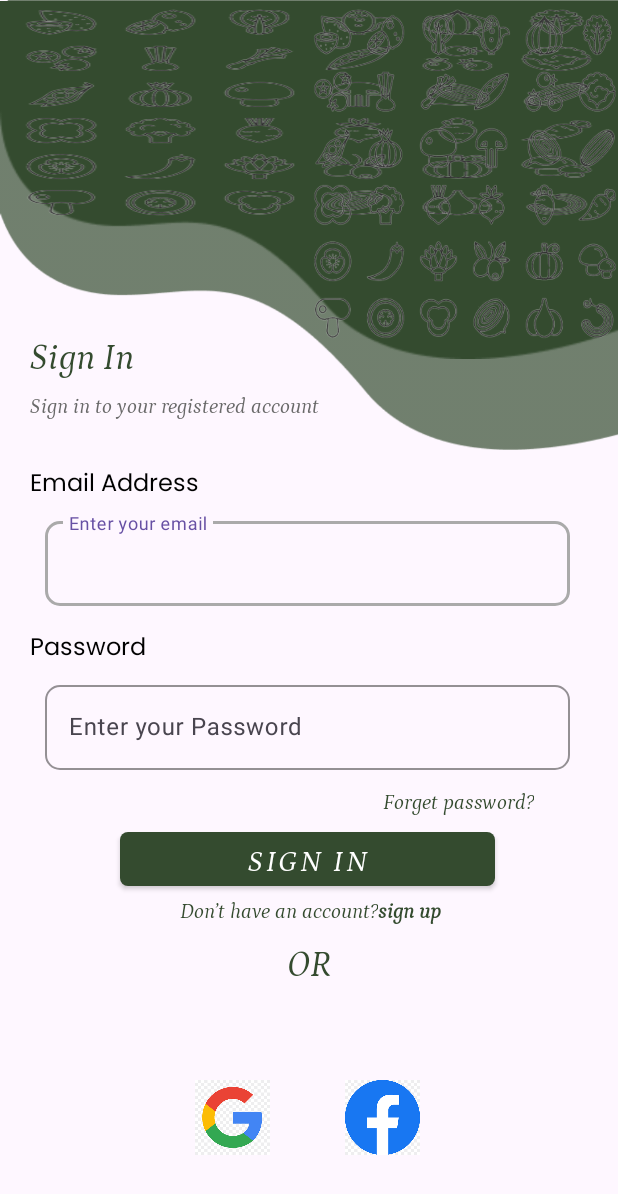
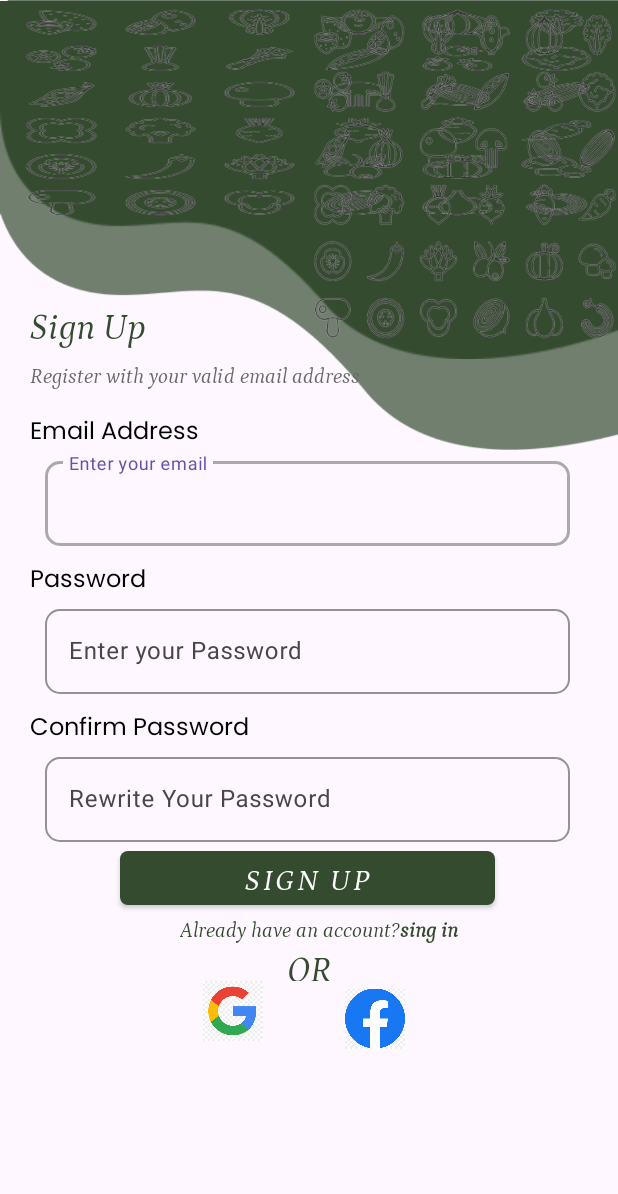
Before and after one commit to AMIRAMOHMED/DailyDash, an Android app: the screen it shows after launch (LoginActivity before the commit, SignUp after it), on a phone screen of 412 x 824 dp. Shown: the top 1194 px of the screen. Run offline under Robolectric (Android 15) with nearby library versions, the phone set to English and light mode, and no system bars.

Commit message:
finish ui of sign up screen

```diff
--- /dev/null
+++ b/app/src/main/java/com/example/dailydash/views/SignUp.java
@@ -0,0 +1,26 @@
+package com.example.dailydash.views;
+
+import android.os.Bundle;
+
+import androidx.activity.EdgeToEdge;
+import androidx.appcompat.app.AppCompatActivity;
+import androidx.core.graphics.Insets;
+import androidx.core.view.ViewCompat;
+import androidx.core.view.WindowInsetsCompat;
+
+import com.example.dailydash.R;
+
+public class SignUp extends AppCompatActivity {
+
+    @Override
+    protected void onCreate(Bundle savedInstanceState) {
+        super.onCreate(savedInstanceState);
+        EdgeToEdge.enable(this);
+        setContentView(R.layout.activity_sign_up);
+        ViewCompat.setOnApplyWindowInsetsListener(findViewById(R.id.main), (v, insets) -> {
+            Insets systemBars = insets.getInsets(WindowInsetsCompat.Type.systemBars());
+            v.setPadding(systemBars.left, systemBars.top, systemBars.right, systemBars.bottom);
+            return insets;
+        });
+    }
+}
--- a/app/src/main/java/com/example/dailydash/views/SplashScreen.java
+++ b/app/src/main/java/com/example/dailydash/views/SplashScreen.java
@@ -22,12 +22,12 @@ public class SplashScreen extends AppCompatActivity {
         runnable = new Runnable() {
             @Override
             public void run() {
-                Intent intent = new Intent(SplashScreen.this, LoginActivity.class);
+                Intent intent = new Intent(SplashScreen.this, SignUp.class);
                 startActivity(intent);
                 finish();
             }
         };
-        handler.postDelayed(runnable, 3000); // 3-second delay before moving to MainActivity
+        handler.postDelayed(runnable, 3000);
     }
 
     @Override
--- a/app/src/main/res/layout/activity_main.xml
+++ b/app/src/main/res/layout/activity_main.xml
@@ -7,6 +7,8 @@
     android:layout_height="match_parent"
     app:layoutDescription="@xml/activity_main_scene"
     tools:context=".views.LoginActivity" >
+
+
 
     <ImageView
         android:id="@+id/imageView"
@@ -37,7 +39,7 @@
     <TextView
         android:id="@+id/textView2"
         android:layout_marginStart="20dp"
-        android:layout_marginTop="220dp"
+        android:layout_marginTop="200dp"
         android:fontFamily="@font/petrona"
 
         android:textSize="24sp"
@@ -50,7 +52,7 @@
         android:fontFamily="@font/petrona"
 
         android:layout_marginStart="20dp"
-        android:layout_marginTop="260dp"
+        android:layout_marginTop="240dp"
         android:textSize="14sp"
 
         android:textColor="@color/primaryColor"
@@ -62,7 +64,7 @@
     <LinearLayout
         android:layout_width="match_parent"
         android:layout_height="match_parent"
-        android:layout_marginTop="300dp"
+        android:layout_marginTop="265dp"
         android:orientation="vertical">
 
         <TextView
@@ -218,7 +220,7 @@
             <ImageView
                 android:id="@+id/imageView6"
                 android:layout_width="50dp"
-                android:layout_height="wrap_content"
+                android:layout_height="50dp"
                 android:layout_marginStart="130dp"
                 android:clickable="true"
                 android:focusable="true"
@@ -227,7 +229,7 @@
             <ImageView
                 android:id="@+id/imageView5"
                 android:layout_width="50dp"
-                android:layout_height="wrap_content"
+                android:layout_height="50dp"
                 android:layout_marginStart="50dp"
                 android:clickable="true"
                 android:focusable="true"
@@ -236,4 +238,5 @@
 
     </LinearLayout>
 
+
 </FrameLayout>
--- /dev/null
+++ b/app/src/main/res/layout/activity_sign_up.xml
@@ -0,0 +1,255 @@
+<?xml version="1.0" encoding="utf-8"?>
+<FrameLayout xmlns:android="http://schemas.android.com/apk/res/android"
+    xmlns:app="http://schemas.android.com/apk/res-auto"
+    xmlns:tools="http://schemas.android.com/tools"
+    android:id="@+id/main"
+    android:layout_width="match_parent"
+    android:layout_height="match_parent"
+    tools:context=".views.SignUp">
+
+
+<ImageView
+    android:id="@+id/imageView"
+    android:layout_width="486dp"
+    android:layout_height="300dp"
+    app:srcCompat="@drawable/siginupbackground2" />
+
+<ImageView
+    android:id="@+id/imageView2"
+    android:layout_width="match_parent"
+    android:layout_height="240dp"
+    app:srcCompat="@drawable/siginupbackground1" />
+
+<ImageView
+    android:id="@+id/imageView3"
+    android:layout_width="match_parent"
+    android:layout_height="150dp"
+    android:scaleType="fitXY"
+    app:srcCompat="@drawable/siginupbackground3" />
+<ImageView
+    android:id="@+id/imageView4"
+    android:layout_marginStart="200dp"
+    android:layout_width="220dp"
+    android:layout_height="235dp"
+    android:scaleType="fitXY"
+    app:srcCompat="@drawable/siginupbackground3" />
+
+<TextView
+    android:id="@+id/textView2"
+    android:layout_marginStart="20dp"
+    android:layout_marginTop="200dp"
+    android:fontFamily="@font/petrona"
+
+    android:textSize="24sp"
+    android:textColor="@color/darkGreen"
+    android:layout_width="wrap_content"
+    android:layout_height="wrap_content"
+    android:text="@string/sign_up" />
+<TextView
+    android:id="@+id/textView3"
+    android:fontFamily="@font/petrona"
+
+    android:layout_marginStart="20dp"
+    android:layout_marginTop="240dp"
+    android:textSize="14sp"
+
+    android:textColor="@color/primaryColor"
+    android:layout_width="wrap_content"
+    android:layout_height="wrap_content"
+    android:text="@string/register_with_your_valid_email_address" />
+
+
+<LinearLayout
+    android:layout_width="match_parent"
+    android:layout_height="match_parent"
+    android:layout_marginTop="265dp"
+    android:orientation="vertical">
+
+    <TextView
+        android:id="@+id/textView4"
+        android:layout_width="wrap_content"
+        android:layout_height="wrap_content"
+        android:layout_marginStart="20dp"
+        android:layout_marginTop="10dp"
+        android:fontFamily="@font/poppins"
+        android:text="@string/email_address"
+        android:textColor="@color/black"
+        android:textSize="16sp" />
+
+    <com.google.android.material.textfield.TextInputLayout
+        android:layout_width="wrap_content"
+        android:layout_height="wrap_content"
+        android:layout_marginStart="30dp"
+        app:boxBackgroundMode="outline"
+        app:boxCornerRadiusBottomEnd="10dp"
+        app:boxCornerRadiusBottomStart="10dp"
+        app:boxCornerRadiusTopEnd="10dp"
+        app:boxCornerRadiusTopStart="10dp"
+        app:boxStrokeColor="@color/LighterGray"
+        app:boxStrokeWidth="1dp">
+
+        <com.google.android.material.textfield.TextInputEditText
+            android:id="@+id/editTextTextEmailAddress"
+            android:layout_width="350dp"
+            android:layout_height="wrap_content"
+            android:hint="@string/enter_your_email"
+            android:inputType="textEmailAddress"
+            android:textColor="@color/lightGray"
+            android:textSize="16sp" />
+
+
+    </com.google.android.material.textfield.TextInputLayout>
+
+
+    <TextView
+        android:id="@+id/textView5"
+        android:layout_width="wrap_content"
+        android:layout_height="wrap_content"
+        android:layout_marginStart="20dp"
+        android:layout_marginTop="10dp"
+        android:fontFamily="@font/poppins"
+        android:text="@string/password"
+        android:textColor="@color/black"
+        android:textSize="16sp" />
+
+    <com.google.android.material.textfield.TextInputLayout
+        android:layout_width="wrap_content"
+        android:layout_height="wrap_content"
+        android:layout_marginStart="30dp"
+        app:boxBackgroundMode="outline"
+        app:boxCornerRadiusBottomEnd="10dp"
+        app:boxCornerRadiusBottomStart="10dp"
+        app:boxCornerRadiusTopEnd="10dp"
+        app:boxCornerRadiusTopStart="10dp"
+        app:boxStrokeColor="@color/LighterGray"
+        app:boxStrokeWidth="1dp">
+
+        <com.google.android.material.textfield.TextInputEditText
+            android:id="@+id/editTextTextPassword"
+            android:layout_width="350dp"
+            android:layout_height="wrap_content"
+            android:hint="@string/enter_your_password"
+            android:inputType="textPassword"
+            android:textColor="@color/lightGray"
+            android:textSize="16sp" />
+
+
+    </com.google.android.material.textfield.TextInputLayout>
+    <TextView
+        android:id="@+id/textView8"
+        android:layout_width="wrap_content"
+        android:layout_height="wrap_content"
+        android:layout_marginStart="20dp"
+        android:layout_marginTop="10dp"
+        android:fontFamily="@font/poppins"
+        android:text="@string/confirm_password"
+        android:textColor="@color/black"
+        android:textSize="16sp" />
+
+    <com.google.android.material.textfield.TextInputLayout
+        android:layout_width="wrap_content"
+        android:layout_height="wrap_content"
+        android:layout_marginStart="30dp"
+        app:boxBackgroundMode="outline"
+        app:boxCornerRadiusBottomEnd="10dp"
+        app:boxCornerRadiusBottomStart="10dp"
+        app:boxCornerRadiusTopEnd="10dp"
+        app:boxCornerRadiusTopStart="10dp"
+        app:boxStrokeColor="@color/LighterGray"
+        app:boxStrokeWidth="1dp">
+
+        <com.google.android.material.textfield.TextInputEditText
+            android:id="@+id/editTextTextConfirmPassword"
+            android:layout_width="350dp"
+            android:layout_height="wrap_content"
+            android:hint="@string/rewrite_your_password"
+            android:inputType="textPassword"
+            android:textColor="@color/lightGray"
+            android:textSize="16sp" />
+
+
+    </com.google.android.material.textfield.TextInputLayout>
+    <com.google.android.material.button.MaterialButton
+        android:id="@+id/materialButton"
+        style="@style/Widget.MaterialComponents.Button"
+        android:layout_width="250dp"
+        android:layout_height="wrap_content"
+        android:layout_marginStart="80dp"
+        android:fontFamily="@font/petrona"
+        android:text="@string/sign_up"
+        android:textSize="20sp"
+        app:backgroundTint="@color/darkGreen"
+        app:cornerRadius="5dp" />
+
+    <LinearLayout
+        android:layout_width="wrap_content"
+        android:layout_height="wrap_content"
+        android:orientation="horizontal">
+
+        <TextView
+            android:id="@+id/text"
+            android:layout_width="wrap_content"
+            android:layout_height="wrap_content"
+            android:layout_marginStart="120dp"
+            android:background="?attr/selectableItemBackgroundBorderless"
+            android:focusable="true"
+            android:fontFamily="@font/petrona"
+            android:text="@string/already_have_an_account"
+            android:textColor="@color/darkGreen"
+            android:textSize="14sp" />
+
+        <TextView
+            android:id="@+id/textButton2"
+            android:layout_width="wrap_content"
+            android:layout_height="wrap_content"
+            android:background="?attr/selectableItemBackgroundBorderless"
+            android:clickable="true"
+            android:focusable="true"
+            android:fontFamily="@font/petrona"
+            android:text="@string/sing_ins"
+            android:textColor="@color/darkGreen"
+            android:textSize="14sp"
+            android:textStyle="bold" />
+
+    </LinearLayout>
+
+    <TextView
+        android:id="@+id/textView6"
+        android:layout_width="match_parent"
+        android:layout_height="25dp"
+        android:fontFamily="@font/petrona"
+        android:gravity="center"
+        android:text="@string/or"
+        android:textColor="@color/darkGreen"
+        android:textSize="24sp" />
+
+    <LinearLayout
+
+        android:layout_width="match_parent"
+        android:layout_height="50dp"
+        android:baselineAligned="false"
+        android:orientation="horizontal">
+
+        <ImageView
+            android:id="@+id/imageView6"
+            android:layout_width="50dp"
+            android:layout_height="40dp"
+            android:layout_marginStart="130dp"
+            android:clickable="true"
+            android:focusable="true"
+            android:src="@drawable/google" />
+
+        <ImageView
+            android:id="@+id/imageView5"
+            android:layout_width="40dp"
+            android:layout_height="50dp"
+            android:layout_marginStart="50dp"
+            android:clickable="true"
+            android:focusable="true"
+            android:src="@drawable/facebook" />
+    </LinearLayout>
+
+</LinearLayout>
+
+
+</FrameLayout>
--- a/app/src/main/res/values/strings.xml
+++ b/app/src/main/res/values/strings.xml
@@ -13,4 +13,9 @@
     <string name="sign_up">Sign Up</string>
     <string name="sign_up_s">sign up</string>
     <string name="or">OR</string>
+    <string name="register_with_your_valid_email_address">Register with your valid email address</string>
+    <string name="confirm_password">Confirm Password</string>
+    <string name="already_have_an_account">Already have an account?</string>
+    <string name="sing_ins">sing in</string>
+    <string name="rewrite_your_password">Rewrite Your Password</string>
 </resources>
```
Also changed, not shown: app/src/main/AndroidManifest.xml (+12 -3 lines).
